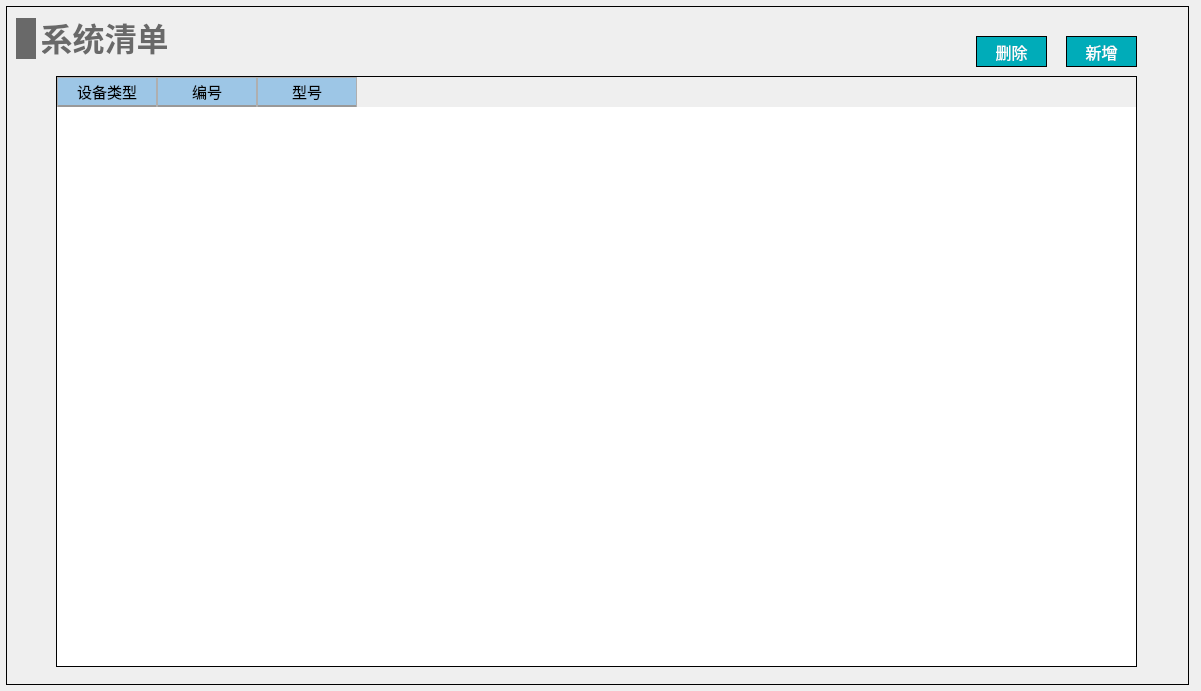
Above: NoiseCalSoft/roomDefineForm/form_system_list.ui from haobana/NoiCal before the change. Below: the same form after it.
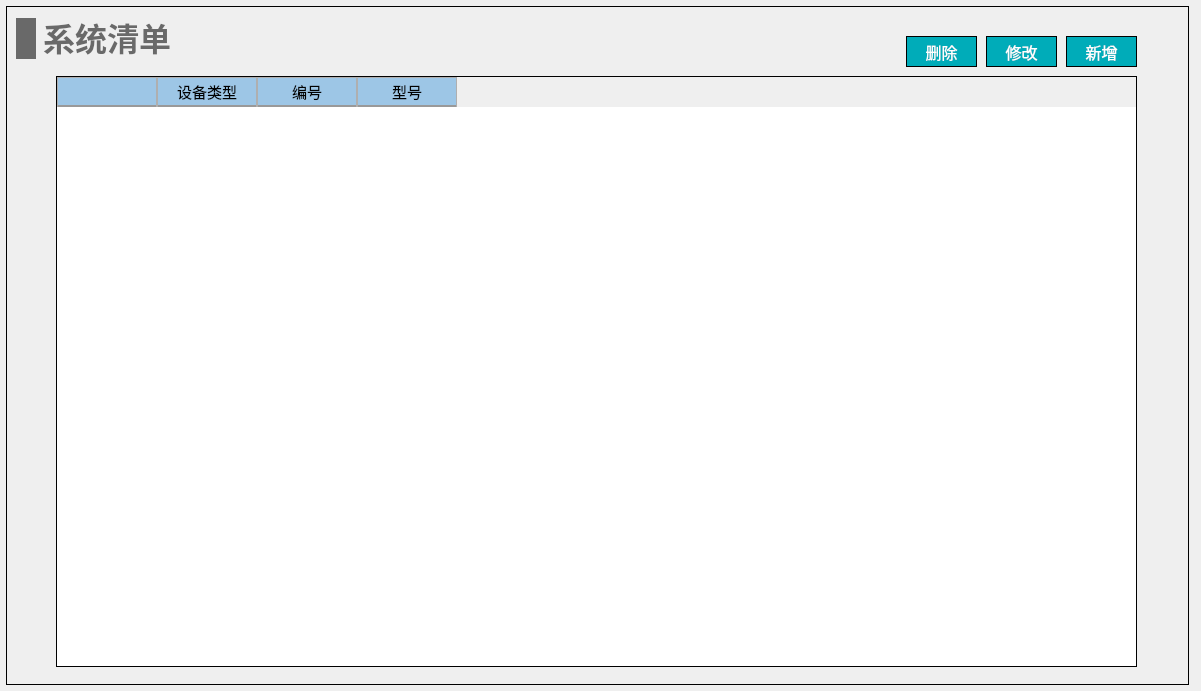
That is the form after the change.

```diff
--- a/NoiseCalSoft/roomDefineForm/form_system_list.ui
+++ b/NoiseCalSoft/roomDefineForm/form_system_list.ui
@@ -33,7 +33,7 @@
      <rect>
       <x>10</x>
       <y>10</y>
-      <width>151</width>
+      <width>156</width>
       <height>45</height>
      </rect>
     </property>
@@ -69,6 +69,7 @@
         <font>
          <family>Microsoft YaHei</family>
          <pointsize>24</pointsize>
+         <weight>75</weight>
          <bold>true</bold>
         </font>
        </property>
@@ -165,6 +166,11 @@
     <property name="frameShape">
      <enum>QFrame::StyledPanel</enum>
     </property>
+    <column>
+     <property name="text">
+      <string/>
+     </property>
+    </column>
     <column>
      <property name="text">
       <string>设备类型</string>
@@ -184,7 +190,7 @@
    <widget class="QPushButton" name="buttondel">
     <property name="geometry">
      <rect>
-      <x>970</x>
+      <x>900</x>
       <y>30</y>
       <width>71</width>
       <height>31</height>
@@ -263,6 +269,47 @@
      <string>新增</string>
     </property>
    </widget>
+   <widget class="QPushButton" name="buttonchange">
+    <property name="geometry">
+     <rect>
+      <x>980</x>
+      <y>30</y>
+      <width>71</width>
+      <height>31</height>
+     </rect>
+    </property>
+    <property name="minimumSize">
+     <size>
+      <width>21</width>
+      <height>21</height>
+     </size>
+    </property>
+    <property name="font">
+     <font>
+      <family>黑体</family>
+      <pointsize>12</pointsize>
+     </font>
+    </property>
+    <property name="styleSheet">
+     <string notr="true">QPushButton
+{
+	color:#ffffff; /*文字颜色*/
+    background-color: #00ACB9;/*背景色*/
+    border-radius:0px; /*边框倒角*/
+	border: 1px solid #000000;
+}
+
+
+QPushButton:hover 
+{
+background-color: rgb(0,142,153);
+color: white;
+}</string>
+    </property>
+    <property name="text">
+     <string>修改</string>
+    </property>
+   </widget>
   </widget>
  </widget>
  <resources/>
```
